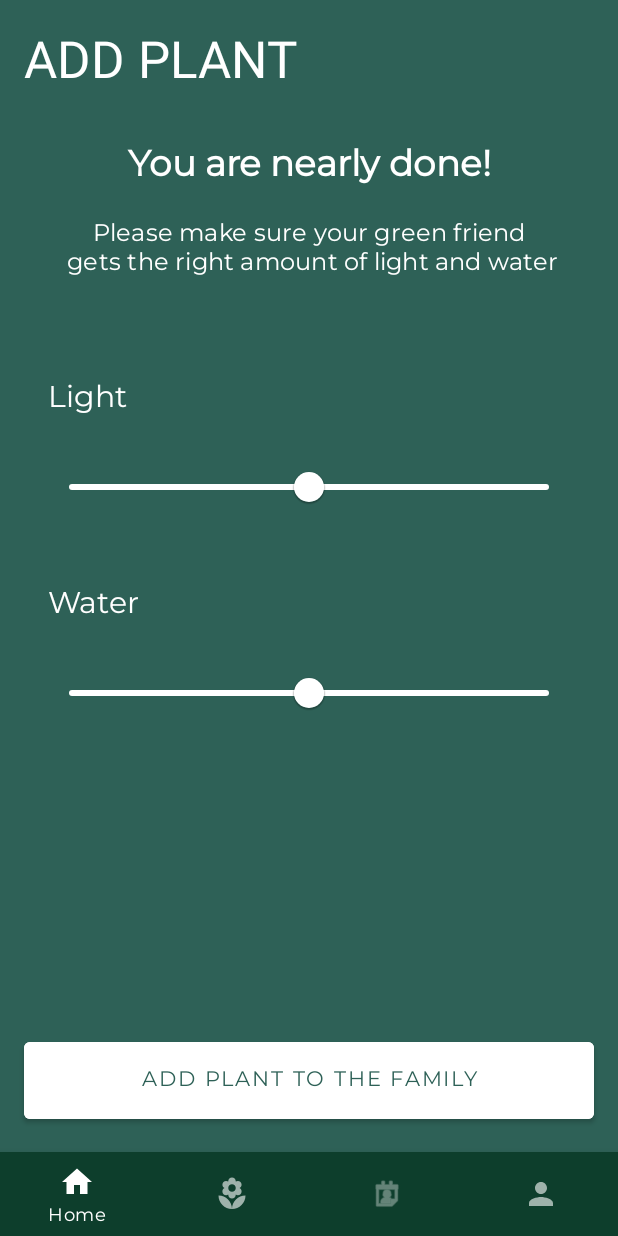
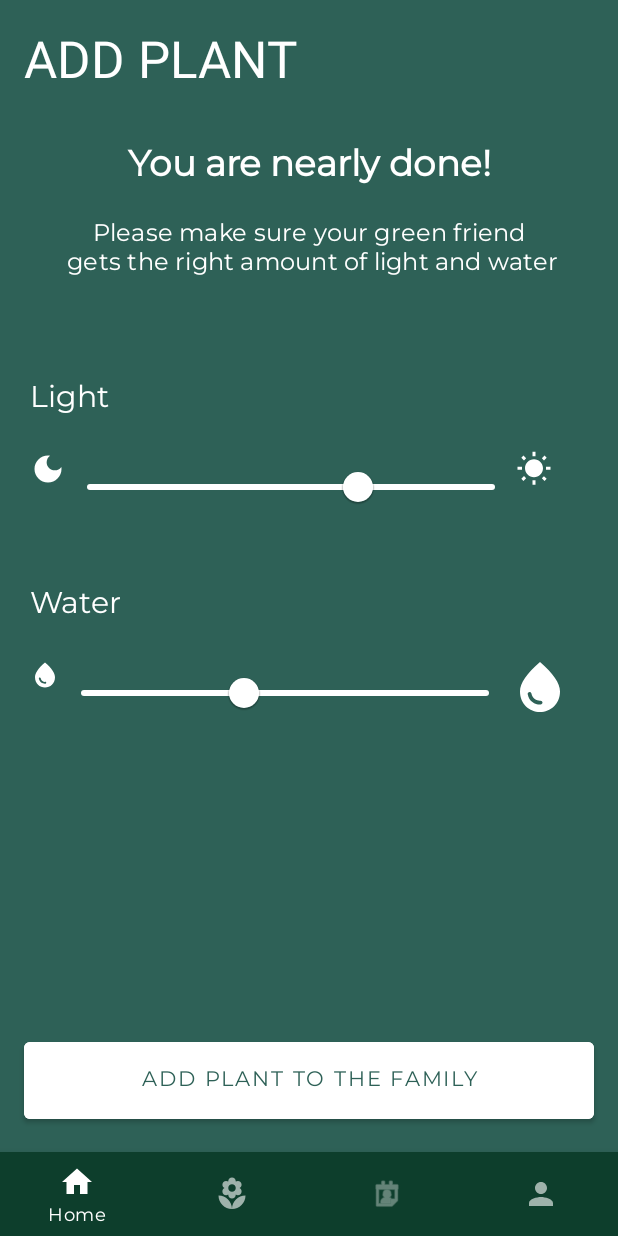
Before and after one commit to emepox/Plapp, an Android app: the PlantForm2Fragment screen opened through its navigation route, on a phone screen of 412 x 824 dp. Run offline under Robolectric (Android 15) with nearby library versions, the phone set to English and light mode, and no system bars; our stand-ins replace Firebase (no records; nobody signed in at launch, a user with empty details on screens opened directly), Room's generated code, navigation-ui; libraries missing offline, so code that uses them is left out: com.firebase.ui; network calls fail; Roboto replaces fonts that are not available here; 1 statement that could not run was skipped.

Commit message:
slider image added

```diff
--- /dev/null
+++ b/app/src/main/res/drawable/ic_dark.xml
@@ -0,0 +1,5 @@
+<vector android:height="24dp" android:tint="#FFFFFF"
+    android:viewportHeight="24" android:viewportWidth="24"
+    android:width="24dp" xmlns:android="http://schemas.android.com/apk/res/android">
+    <path android:fillColor="@android:color/white" android:pathData="M12,3c-4.97,0 -9,4.03 -9,9s4.03,9 9,9s9,-4.03 9,-9c0,-0.46 -0.04,-0.92 -0.1,-1.36c-0.98,1.37 -2.58,2.26 -4.4,2.26c-2.98,0 -5.4,-2.42 -5.4,-5.4c0,-1.81 0.89,-3.42 2.26,-4.4C12.92,3.04 12.46,3 12,3L12,3z"/>
+</vector>
--- /dev/null
+++ b/app/src/main/res/drawable/ic_sun.xml
@@ -0,0 +1,5 @@
+<vector android:height="24dp" android:tint="#FFFFFF"
+    android:viewportHeight="24" android:viewportWidth="24"
+    android:width="24dp" xmlns:android="http://schemas.android.com/apk/res/android">
+    <path android:fillColor="@android:color/white" android:pathData="M6.76,4.84l-1.8,-1.79 -1.41,1.41 1.79,1.79 1.42,-1.41zM4,10.5L1,10.5v2h3v-2zM13,0.55h-2L11,3.5h2L13,0.55zM20.45,4.46l-1.41,-1.41 -1.79,1.79 1.41,1.41 1.79,-1.79zM17.24,18.16l1.79,1.8 1.41,-1.41 -1.8,-1.79 -1.4,1.4zM20,10.5v2h3v-2h-3zM12,5.5c-3.31,0 -6,2.69 -6,6s2.69,6 6,6 6,-2.69 6,-6 -2.69,-6 -6,-6zM11,22.45h2L13,19.5h-2v2.95zM3.55,18.54l1.41,1.41 1.79,-1.8 -1.41,-1.41 -1.79,1.8z"/>
+</vector>
--- /dev/null
+++ b/app/src/main/res/drawable/ic_waterdrop.xml
@@ -0,0 +1,5 @@
+<vector android:height="24dp" android:tint="#FFFFFF"
+    android:viewportHeight="24" android:viewportWidth="24"
+    android:width="24dp" xmlns:android="http://schemas.android.com/apk/res/android">
+    <path android:fillColor="@android:color/white" android:pathData="M12,2c-5.33,4.55 -8,8.48 -8,11.8c0,4.98 3.8,8.2 8,8.2s8,-3.22 8,-8.2C20,10.48 17.33,6.55 12,2zM7.83,14c0.37,0 0.67,0.26 0.74,0.62c0.41,2.22 2.28,2.98 3.64,2.87c0.43,-0.02 0.79,0.32 0.79,0.75c0,0.4 -0.32,0.73 -0.72,0.75c-2.13,0.13 -4.62,-1.09 -5.19,-4.12C7.01,14.42 7.37,14 7.83,14z"/>
+</vector>
--- a/app/src/main/res/layout/fragment_plant_form2.xml
+++ b/app/src/main/res/layout/fragment_plant_form2.xml
@@ -39,7 +39,6 @@
         android:gravity="center"
         android:paddingStart="16dp"
         android:paddingEnd="16dp"
-
         android:paddingBottom="32dp"
         android:text="@string/light_and_water"
         android:textAppearance="@style/TextAppearance.MaterialComponents.Subtitle1"
@@ -50,7 +49,7 @@
         android:id="@+id/llPlantFormName"
         android:layout_width="match_parent"
         android:layout_height="wrap_content"
-        android:layout_marginHorizontal="32dp"
+        android:layout_marginHorizontal="20dp"
         android:layout_marginTop="32dp"
         android:orientation="vertical"
         app:layout_constraintEnd_toEndOf="parent"
@@ -65,19 +64,37 @@
             android:textColor="@color/white"
             android:textSize="20sp" />
 
+        <LinearLayout
+            android:layout_width="match_parent"
+            android:layout_height="wrap_content"
+            android:orientation="horizontal">
+
+            <ImageView
+                android:layout_width="wrap_content"
+                android:layout_height="wrap_content"
+                android:src="@drawable/ic_dark" />
+
             <com.google.android.material.slider.Slider
                 android:id="@+id/slLight"
                 style="@style/Myslider"
-            android:layout_width="match_parent"
+                android:layout_width="300dp"
                 android:layout_height="wrap_content"
                 android:layout_marginBottom="40dp"
                 android:contentDescription="Light"
                 android:stepSize="1.0"
                 android:valueFrom="1.0"
-            android:valueTo="5.0"
+                android:valueTo="4.0"
                 app:thumbColor="@color/white"
                 app:tickColor="@color/white"
                 app:trackColor="@color/white" />
+
+            <ImageView
+                android:layout_width="wrap_content"
+                android:layout_height="wrap_content"
+                android:src="@drawable/ic_sun" />
+
+        </LinearLayout>
+
 
         <TextView
             android:layout_width="wrap_content"
@@ -87,18 +104,36 @@
             android:textColor="@color/white"
             android:textSize="20sp" />
 
+        <LinearLayout
+            android:layout_width="match_parent"
+            android:layout_height="wrap_content"
+            android:orientation="horizontal">
+
+            <ImageView
+                android:layout_width="20dp"
+                android:layout_height="wrap_content"
+                android:src="@drawable/ic_waterdrop" />
+
             <com.google.android.material.slider.Slider
                 android:id="@+id/slWater"
                 style="@style/Myslider"
-            android:layout_width="match_parent"
+                android:layout_width="300dp"
                 android:layout_height="wrap_content"
                 android:contentDescription="Water"
                 android:stepSize="1.0"
                 android:valueFrom="1.0"
-            android:valueTo="5.0"
+                android:valueTo="6.0"
                 app:thumbColor="@color/white"
                 app:tickColor="@color/white"
                 app:trackColor="@color/white" />
+
+
+            <ImageView
+                android:layout_width="40dp"
+                android:layout_height="40dp"
+                android:src="@drawable/ic_waterdrop" />
+
+        </LinearLayout>
 
 
     </LinearLayout>
```
Also changed, not shown: app/src/main/java/com/switcherette/plantapp/addPlant/view/PlantForm2Fragment.kt (+9 -36 lines). Lines whose indentation alone changed are shown as unchanged.
